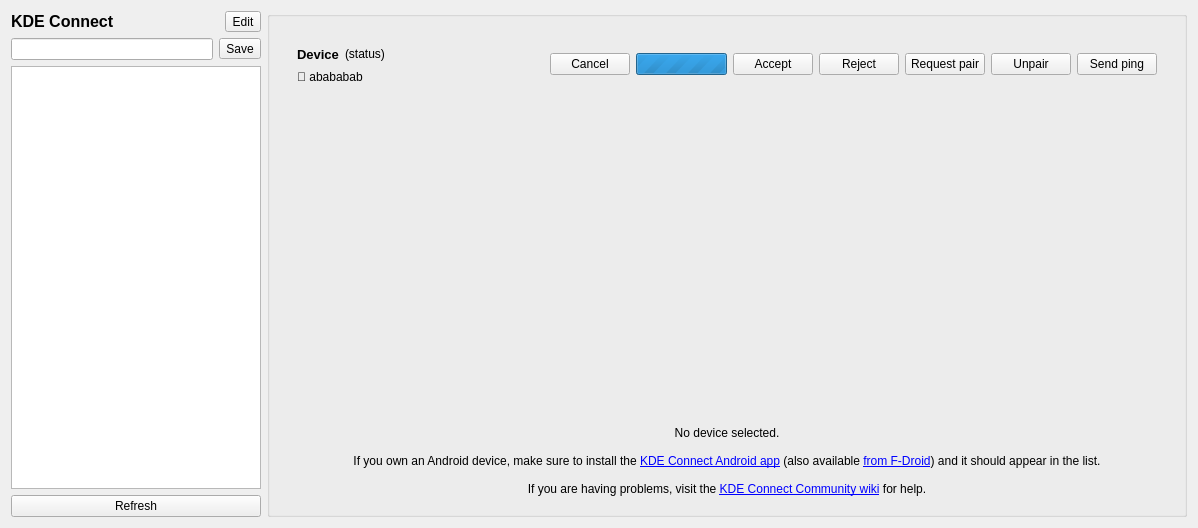
KDE/kdeconnect-kde, file kcm/kcm.ui: the form before one commit.
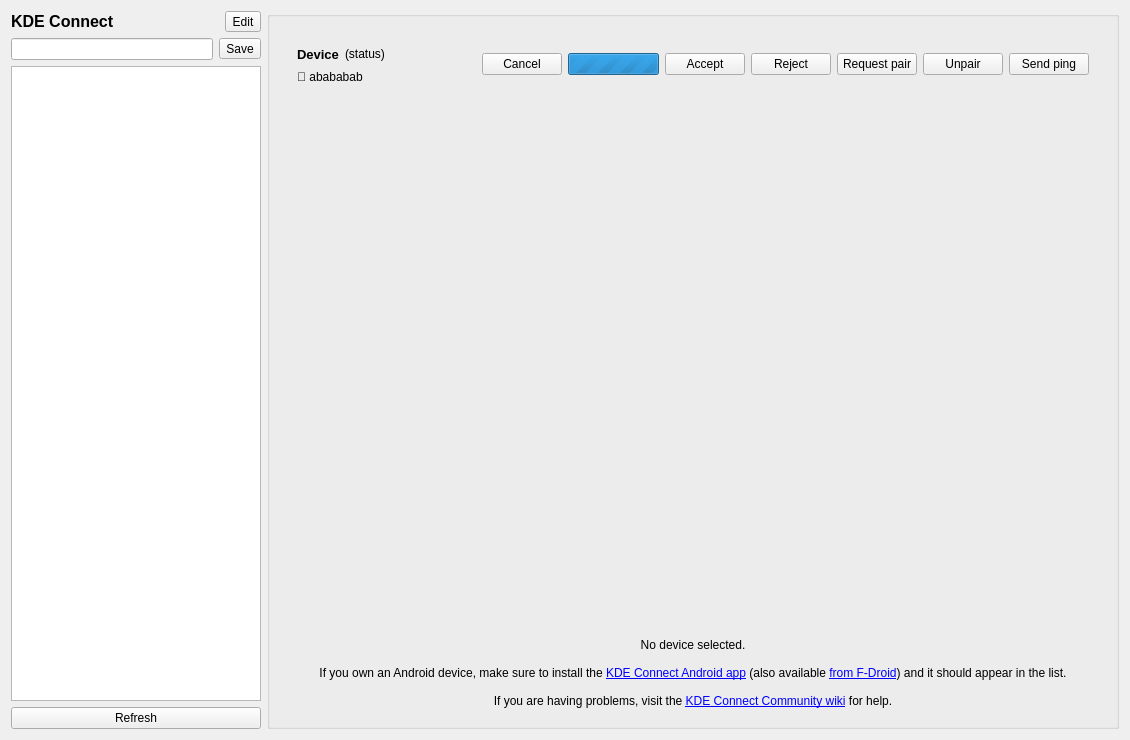
The form after the commit. Icons and pictures are not drawn. Custom widgets are drawn as their Qt base class.

Commit message: Better KCM size

```diff
--- a/kcm/kcm.ui
+++ b/kcm/kcm.ui
@@ -6,8 +6,8 @@
    <rect>
     <x>0</x>
     <y>0</y>
-    <width>1198</width>
-    <height>528</height>
+    <width>1130</width>
+    <height>740</height>
    </rect>
   </property>
   <property name="sizePolicy">
```
